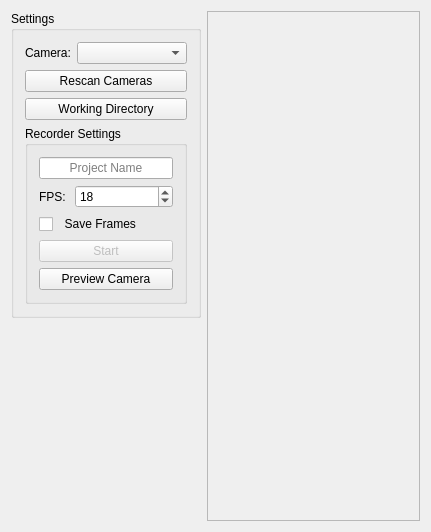
This is src/forms/mainwindow.ui in vale981/Taevitas as Qt 5 draws it before an edit. The edited form follows.
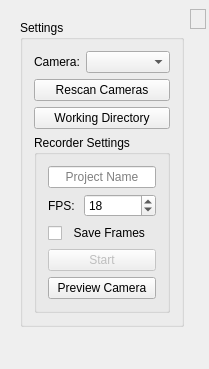
This is the edited form.

Patch:
```diff
--- a/src/forms/mainwindow.ui
+++ b/src/forms/mainwindow.ui
@@ -6,8 +6,8 @@
    <rect>
     <x>0</x>
     <y>0</y>
-    <width>431</width>
-    <height>532</height>
+    <width>209</width>
+    <height>369</height>
    </rect>
   </property>
   <property name="sizePolicy">
@@ -20,11 +20,37 @@
    <string>Taevitas</string>
   </property>
   <widget class="QWidget" name="centralWidget">
-   <layout class="QHBoxLayout" name="horizontalLayout_3">
-    <property name="sizeConstraint">
-     <enum>QLayout::SetDefaultConstraint</enum>
+   <widget class="QLabel" name="preview_widget">
+    <property name="enabled">
+     <bool>false</bool>
     </property>
-    <item>
+    <property name="geometry">
+     <rect>
+      <x>190</x>
+      <y>9</y>
+      <width>16</width>
+      <height>20</height>
+     </rect>
+    </property>
+    <property name="frameShape">
+     <enum>QFrame::StyledPanel</enum>
+    </property>
+    <property name="frameShadow">
+     <enum>QFrame::Raised</enum>
+    </property>
+    <property name="text">
+     <string/>
+    </property>
+   </widget>
+   <widget class="QWidget" name="verticalLayoutWidget">
+    <property name="geometry">
+     <rect>
+      <x>9</x>
+      <y>9</y>
+      <width>175</width>
+      <height>351</height>
+     </rect>
+    </property>
      <layout class="QVBoxLayout" name="verticalLayout_3">
       <property name="sizeConstraint">
        <enum>QLayout::SetFixedSize</enum>
@@ -211,24 +237,7 @@
        </spacer>
       </item>
      </layout>
-    </item>
-    <item>
-     <widget class="QLabel" name="preview_widget">
-      <property name="enabled">
-       <bool>false</bool>
-      </property>
-      <property name="frameShape">
-       <enum>QFrame::StyledPanel</enum>
-      </property>
-      <property name="frameShadow">
-       <enum>QFrame::Raised</enum>
-      </property>
-      <property name="text">
-       <string/>
-      </property>
-     </widget>
-    </item>
-   </layout>
+   </widget>
   </widget>
  </widget>
  <layoutdefault spacing="6" margin="11"/>
```
Lines whose indentation alone changed are shown as unchanged.
